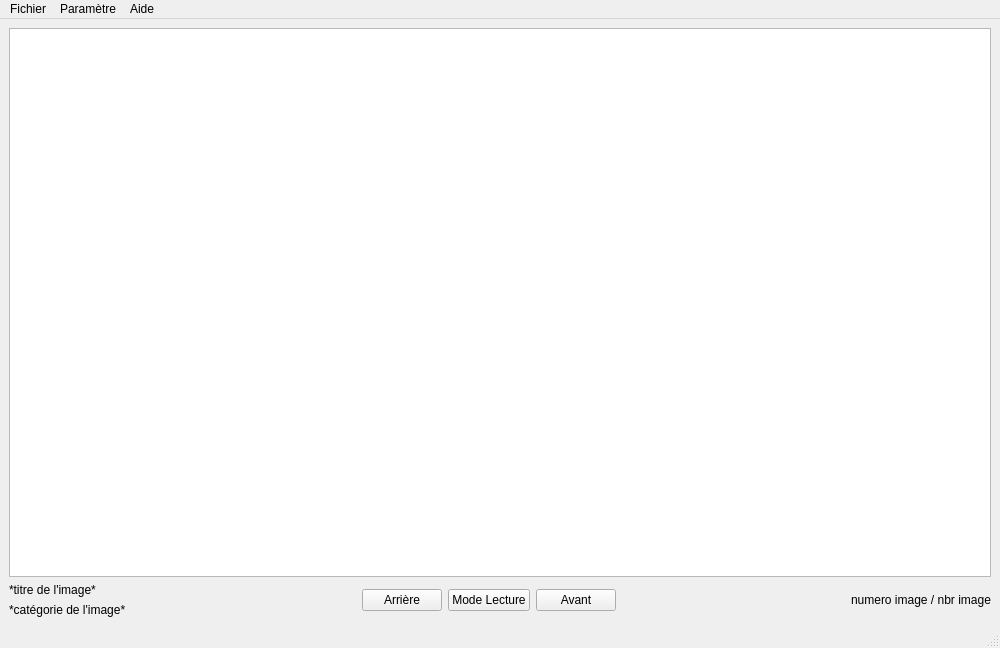
The window that Lecteur-v2/lecteurvue.ui (SamuelCURRAN0/ProjetQT) describes before a commit, drawn with Qt 5.
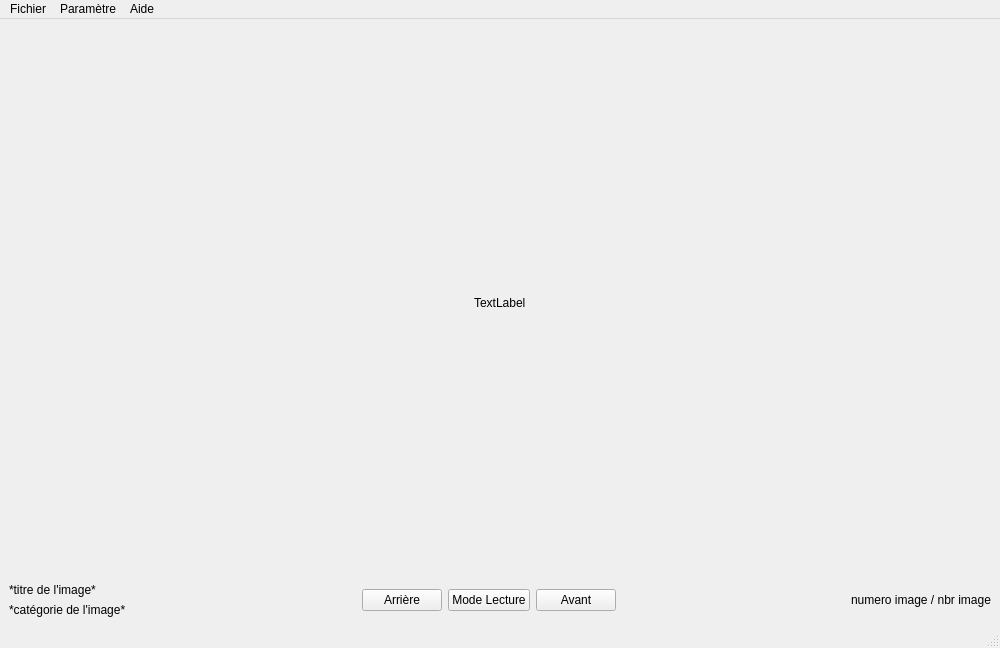
The same window after the commit.

Commit message: Lecteur v2 avancement sur l'image

```diff
--- a/Lecteur-v2/lecteurvue.ui
+++ b/Lecteur-v2/lecteurvue.ui
@@ -15,11 +15,21 @@
   </property>
   <widget class="QWidget" name="centralwidget">
    <layout class="QVBoxLayout" name="verticalLayout_3">
+    <item alignment="Qt::AlignHCenter">
+     <widget class="QLabel" name="Image">
+      <property name="sizePolicy">
+       <sizepolicy hsizetype="Preferred" vsizetype="Expanding">
+        <horstretch>0</horstretch>
+        <verstretch>0</verstretch>
+       </sizepolicy>
+      </property>
+      <property name="text">
+       <string>TextLabel</string>
+      </property>
+     </widget>
+    </item>
     <item>
      <layout class="QVBoxLayout" name="verticalLayout_2">
-      <item>
-       <widget class="QGraphicsView" name="graphicsView"/>
-      </item>
       <item>
        <layout class="QHBoxLayout" name="horizontalLayout">
         <item>
```
The commit also changes 4 other files.
